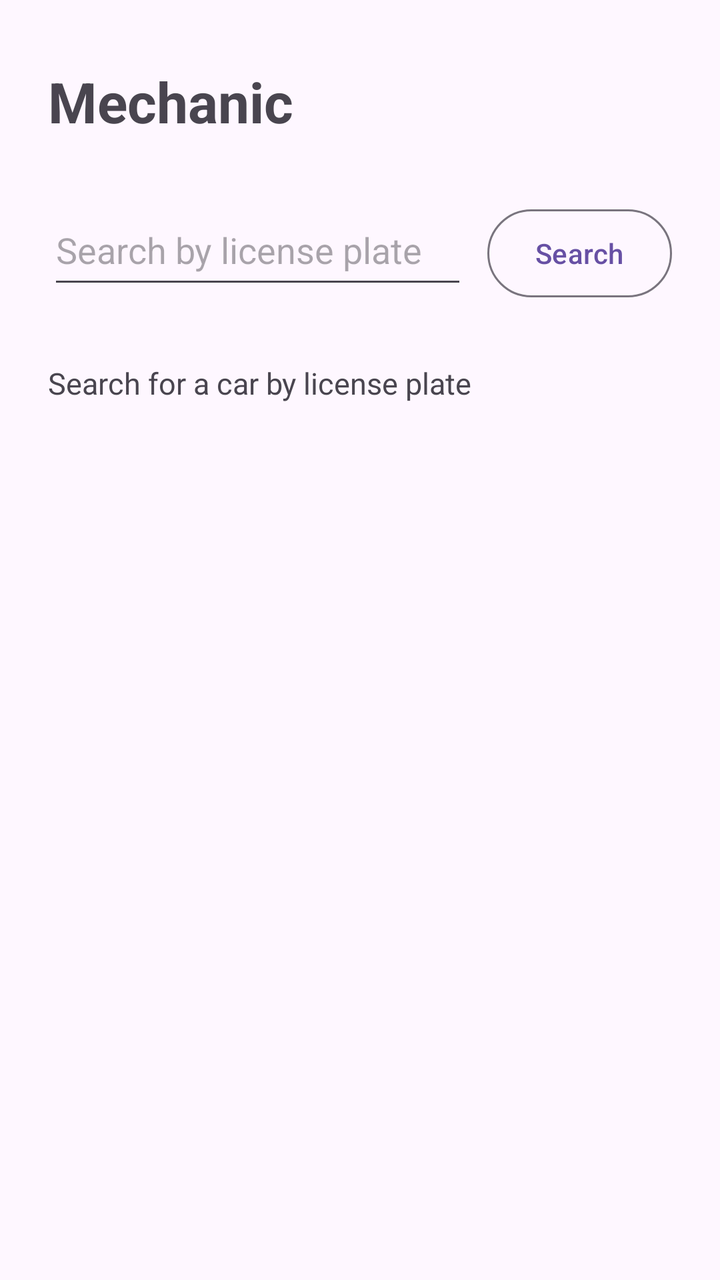
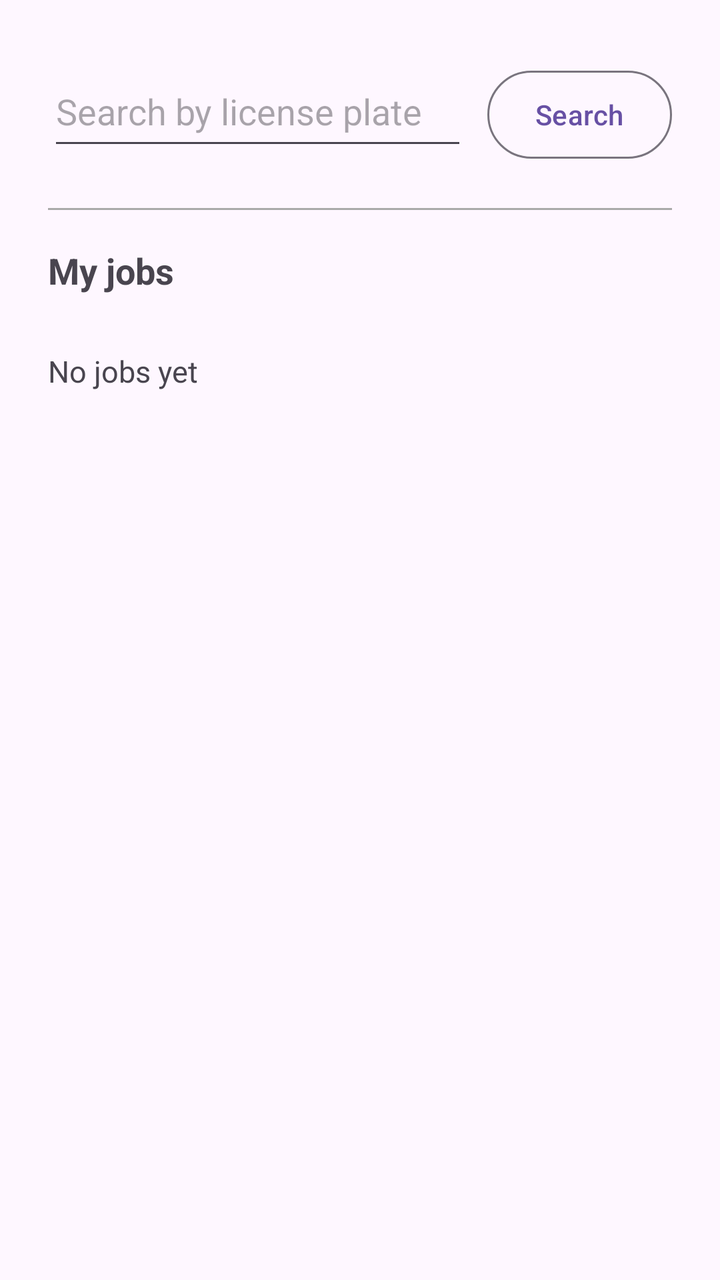

The first picture is an Android layout as it rendered before a commit; the second is the same layout after the commit. The layout source and the unified diff follow.
<!-- AndroidManifest.xml: application theme Theme.AutoServiceLog -->
<!-- res/layout/screen_mechanic.xml -->
<?xml version="1.0" encoding="utf-8"?>
<androidx.constraintlayout.widget.ConstraintLayout xmlns:android="http://schemas.android.com/apk/res/android"
    xmlns:app="http://schemas.android.com/apk/res-auto"
    xmlns:tools="http://schemas.android.com/tools"
    android:layout_width="match_parent"
    android:layout_height="match_parent"
    android:paddingStart="24dp"
    android:paddingEnd="24dp"
    tools:context=".MainActivity">

    <TextView
        android:id="@+id/mechanicTitleText"
        android:layout_width="0dp"
        android:layout_height="wrap_content"
        android:layout_marginTop="32dp"
        android:text="@string/mechanic_screen_title"
        android:textSize="28sp"
        android:textStyle="bold"
        app:layout_constraintEnd_toEndOf="parent"
        app:layout_constraintStart_toStartOf="parent"
        app:layout_constraintTop_toTopOf="parent" />

    <LinearLayout
        android:id="@+id/searchRow"
        android:layout_width="0dp"
        android:layout_height="wrap_content"
        android:layout_marginTop="28dp"
        android:orientation="horizontal"
        app:layout_constraintEnd_toEndOf="parent"
        app:layout_constraintStart_toStartOf="parent"
        app:layout_constraintTop_toBottomOf="@id/mechanicTitleText">

        <EditText
            android:id="@+id/plateSearchInput"
            android:layout_width="0dp"
            android:layout_height="52dp"
            android:layout_marginEnd="10dp"
            android:layout_weight="1"
            android:hint="@string/search_plate_hint"
            android:inputType="textCapCharacters"
            android:singleLine="true" />

        <com.google.android.material.button.MaterialButton
            android:id="@+id/searchButton"
            style="?attr/materialButtonOutlinedStyle"
            android:layout_width="wrap_content"
            android:layout_height="52dp"
            android:text="@string/search"
            android:textAllCaps="false" />
    </LinearLayout>

    <LinearLayout
        android:id="@+id/searchResult"
        android:layout_width="0dp"
        android:layout_height="wrap_content"
        android:layout_marginTop="28dp"
        android:orientation="vertical"
        android:visibility="gone"
        app:layout_constraintEnd_toEndOf="parent"
        app:layout_constraintStart_toStartOf="parent"
        app:layout_constraintTop_toBottomOf="@id/searchRow"
        tools:visibility="visible">

        <TextView
            android:layout_width="match_parent"
            android:layout_height="wrap_content"
            android:text="@string/search_result_label"
            android:textSize="16sp"
            android:textStyle="bold" />

        <View
            android:layout_width="match_parent"
            android:layout_height="1dp"
            android:layout_marginTop="10dp"
            android:background="@android:color/darker_gray" />

        <TextView
            android:id="@+id/resultCarText"
            android:layout_width="match_parent"
            android:layout_height="wrap_content"
            android:layout_marginTop="14dp"
            android:text="@string/sample_car_one"
            android:textSize="18sp"
            android:textStyle="bold" />

        <TextView
            android:id="@+id/resultPlateText"
            android:layout_width="match_parent"
            android:layout_height="wrap_content"
            android:layout_marginTop="6dp"
            android:text="@string/sample_plate_one"
            android:textSize="15sp" />

        <TextView
            android:id="@+id/resultVinText"
            android:layout_width="match_parent"
            android:layout_height="wrap_content"
            android:layout_marginTop="4dp"
            android:text="@string/sample_vin_one"
            android:textSize="14sp" />

        <TextView
            android:id="@+id/resultOwnerText"
            android:layout_width="match_parent"
            android:layout_height="wrap_content"
            android:layout_marginTop="4dp"
            android:text="@string/sample_owner_name"
            android:textSize="14sp" />

        <com.google.android.material.button.MaterialButton
            android:id="@+id/startWorkButton"
            style="?attr/materialButtonOutlinedStyle"
            android:layout_width="match_parent"
            android:layout_height="52dp"
            android:layout_marginTop="18dp"
            android:text="@string/start_work"
            android:textAllCaps="false" />
    </LinearLayout>

    <LinearLayout
        android:id="@+id/recentWorkList"
        android:layout_width="0dp"
        android:layout_height="wrap_content"
        android:layout_marginTop="32dp"
        android:orientation="vertical"
        app:layout_constraintEnd_toEndOf="parent"
        app:layout_constraintStart_toStartOf="parent"
        app:layout_constraintTop_toBottomOf="@id/searchResult">

        <TextView
            android:id="@+id/searchHintText"
            android:layout_width="match_parent"
            android:layout_height="wrap_content"
            android:text="@string/search_for_car_hint"
            android:textSize="15sp" />
    </LinearLayout>

</androidx.constraintlayout.widget.ConstraintLayout>
<!-- resources referenced by this layout -->
<resources>
  <string name="mechanic_screen_title">Mechanic</string>
  <string name="sample_car_one">Volkswagen Golf</string>
  <string name="sample_owner_name">Aleksandar Petrovski</string>
  <string name="sample_plate_one">SK-1234-AB</string>
  <string name="sample_vin_one">WVWZZZ1KZ6W000001</string>
  <string name="search">Search</string>
  <string name="search_for_car_hint">Search for a car by license plate</string>
  <string name="search_plate_hint">Search by license plate</string>
  <string name="search_result_label">Search result</string>
  <string name="start_work">Start work</string>
  <style name="Theme.AutoServiceLog" parent="Base.Theme.AutoServiceLog" />
  <style name="Base.Theme.AutoServiceLog" parent="Theme.Material3.DayNight.NoActionBar">
          
          
      </style>
</resources>

<!-- the commit's change to res/layout/screen_mechanic.xml (unified diff, before → after) -->
@@ -15,6 +15,7 @@
         android:layout_marginTop="32dp"
         android:text="@string/mechanic_screen_title"
         android:textSize="28sp"
+        android:visibility="gone"
         android:textStyle="bold"
         app:layout_constraintEnd_toEndOf="parent"
         app:layout_constraintStart_toStartOf="parent"
@@ -28,7 +29,7 @@
         android:orientation="horizontal"
         app:layout_constraintEnd_toEndOf="parent"
         app:layout_constraintStart_toStartOf="parent"
-        app:layout_constraintTop_toBottomOf="@id/mechanicTitleText">
+        app:layout_constraintTop_toTopOf="parent">
 
         <EditText
             android:id="@+id/plateSearchInput"
@@ -37,7 +38,7 @@
             android:layout_marginEnd="10dp"
             android:layout_weight="1"
             android:hint="@string/search_plate_hint"
-            android:inputType="textCapCharacters"
+            android:inputType="text"
             android:singleLine="true" />
 
         <com.google.android.material.button.MaterialButton
@@ -117,22 +118,53 @@
             android:textAllCaps="false" />
     </LinearLayout>
 
-    <LinearLayout
-        android:id="@+id/recentWorkList"
+    <ScrollView
+        android:id="@+id/myJobsScroll"
         android:layout_width="0dp"
-        android:layout_height="wrap_content"
-        android:layout_marginTop="32dp"
-        android:orientation="vertical"
+        android:layout_height="0dp"
+        android:layout_marginTop="24dp"
+        android:fillViewport="true"
         app:layout_constraintEnd_toEndOf="parent"
+        app:layout_constraintBottom_toBottomOf="parent"
+        app:layout_goneMarginTop="24dp"
         app:layout_constraintStart_toStartOf="parent"
         app:layout_constraintTop_toBottomOf="@id/searchResult">
 
-        <TextView
-            android:id="@+id/searchHintText"
+        <LinearLayout
             android:layout_width="match_parent"
             android:layout_height="wrap_content"
-            android:text="@string/search_for_car_hint"
-            android:textSize="15sp" />
-    </LinearLayout>
+            android:orientation="vertical"
+            android:paddingBottom="24dp">
+
+            <View
+                android:layout_width="match_parent"
+                android:layout_height="1dp"
+                android:background="@android:color/darker_gray" />
+
+            <TextView
+                android:id="@+id/myJobsTitleText"
+                android:layout_width="match_parent"
+                android:layout_height="wrap_content"
+                android:layout_marginTop="18dp"
+                android:text="@string/my_jobs"
+                android:textSize="18sp"
+                android:textStyle="bold" />
+
+            <LinearLayout
+                android:id="@+id/myJobsList"
+                android:layout_width="match_parent"
+                android:layout_height="wrap_content"
+                android:layout_marginTop="14dp"
+                android:orientation="vertical" />
+
+            <TextView
+                android:id="@+id/myJobsEmptyText"
+                android:layout_width="match_parent"
+                android:layout_height="wrap_content"
+                android:layout_marginTop="14dp"
+                android:text="@string/no_jobs_yet"
+                android:textSize="15sp" />
+        </LinearLayout>
+    </ScrollView>
 
 </androidx.constraintlayout.widget.ConstraintLayout>
<!-- resource entries referenced after the edit -->
@@ -1,12 +1,13 @@
 <!-- resources referenced by this layout -->
 <resources>
   <string name="mechanic_screen_title">Mechanic</string>
+  <string name="my_jobs">My jobs</string>
+  <string name="no_jobs_yet">No jobs yet</string>
   <string name="sample_car_one">Volkswagen Golf</string>
   <string name="sample_owner_name">Aleksandar Petrovski</string>
   <string name="sample_plate_one">SK-1234-AB</string>
   <string name="sample_vin_one">WVWZZZ1KZ6W000001</string>
   <string name="search">Search</string>
-  <string name="search_for_car_hint">Search for a car by license plate</string>
   <string name="search_plate_hint">Search by license plate</string>
   <string name="search_result_label">Search result</string>
   <string name="start_work">Start work</string>
